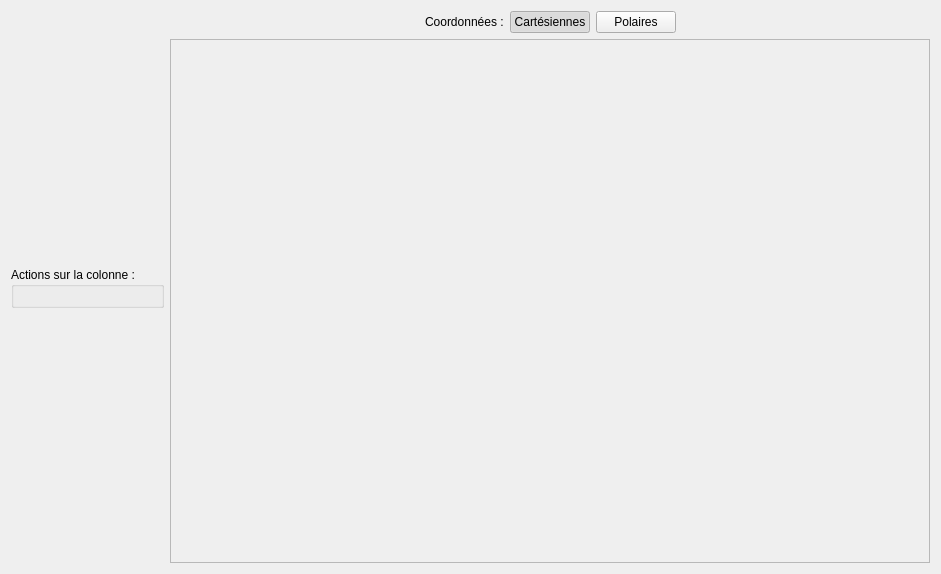
First picture: the form in datawindow.ui, repository AdelKS/ZeGrapher, before the edit.
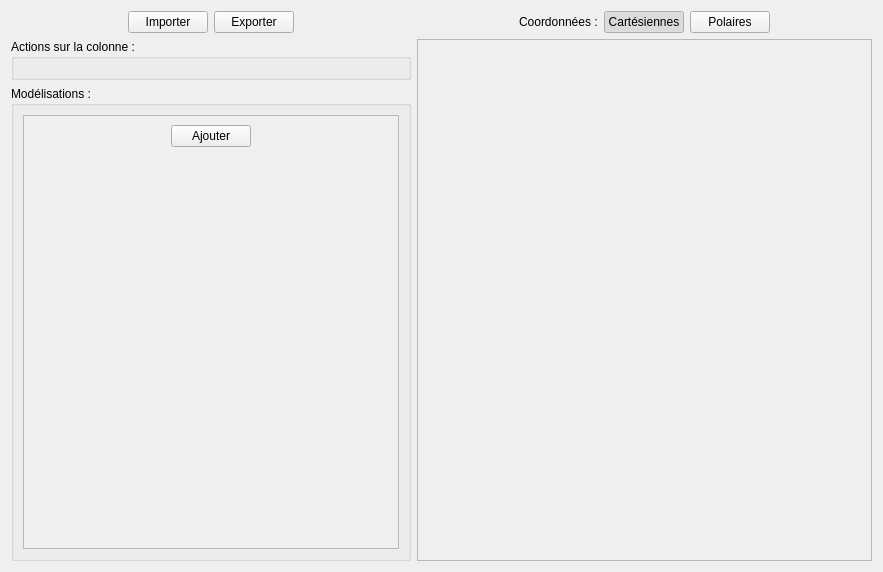
Second picture: the form after the edit. Icons and pictures are not drawn.

What changed in the file:
```diff
--- a/datawindow.ui
+++ b/datawindow.ui
@@ -6,8 +6,8 @@
    <rect>
     <x>0</x>
     <y>0</y>
-    <width>941</width>
-    <height>574</height>
+    <width>883</width>
+    <height>572</height>
    </rect>
   </property>
   <property name="windowTitle">
@@ -19,19 +19,60 @@
   </property>
   <layout class="QHBoxLayout" name="horizontalLayout">
    <item>
+    <widget class="QWidget" name="widget_3" native="true">
+     <property name="maximumSize">
+      <size>
+       <width>400</width>
+       <height>16777215</height>
+      </size>
+     </property>
     <layout class="QVBoxLayout" name="verticalLayout_4">
+      <property name="margin">
+       <number>0</number>
+      </property>
      <item>
-      <spacer name="verticalSpacer">
+       <layout class="QHBoxLayout" name="horizontalLayout_4">
+        <item>
+         <spacer name="horizontalSpacer_5">
        <property name="orientation">
-        <enum>Qt::Vertical</enum>
+           <enum>Qt::Horizontal</enum>
        </property>
        <property name="sizeHint" stdset="0">
         <size>
-         <width>20</width>
-         <height>40</height>
+            <width>40</width>
+            <height>20</height>
         </size>
        </property>
       </spacer>
+        </item>
+        <item>
+         <widget class="QPushButton" name="pushButton_2">
+          <property name="text">
+           <string>Importer</string>
+          </property>
+         </widget>
+        </item>
+        <item>
+         <widget class="QPushButton" name="pushButton_3">
+          <property name="text">
+           <string>Exporter</string>
+          </property>
+         </widget>
+        </item>
+        <item>
+         <spacer name="horizontalSpacer_6">
+          <property name="orientation">
+           <enum>Qt::Horizontal</enum>
+          </property>
+          <property name="sizeHint" stdset="0">
+           <size>
+            <width>40</width>
+            <height>20</height>
+           </size>
+          </property>
+         </spacer>
+        </item>
+       </layout>
      </item>
      <item>
       <widget class="QGroupBox" name="actionsGroupBox">
@@ -64,19 +105,114 @@
       </widget>
      </item>
      <item>
-      <spacer name="verticalSpacer_2">
+       <widget class="QGroupBox" name="groupBox">
+        <property name="minimumSize">
+         <size>
+          <width>0</width>
+          <height>200</height>
+         </size>
+        </property>
+        <property name="maximumSize">
+         <size>
+          <width>16777215</width>
+          <height>16777215</height>
+         </size>
+        </property>
+        <property name="title">
+         <string>Modélisations :</string>
+        </property>
+        <layout class="QVBoxLayout" name="verticalLayout_7">
+         <item>
+          <widget class="QScrollArea" name="scrollArea_2">
+           <property name="widgetResizable">
+            <bool>true</bool>
+           </property>
+           <widget class="QWidget" name="scrollAreaWidgetContents_2">
+            <property name="geometry">
+             <rect>
+              <x>0</x>
+              <y>0</y>
+              <width>372</width>
+              <height>433</height>
+             </rect>
+            </property>
+            <layout class="QVBoxLayout" name="verticalLayout_6">
+             <item>
+              <layout class="QVBoxLayout" name="verticalLayout_5"/>
+             </item>
+             <item>
+              <widget class="QWidget" name="widget_2" native="true">
+               <property name="maximumSize">
+                <size>
+                 <width>16777215</width>
+                 <height>30</height>
+                </size>
+               </property>
+               <layout class="QHBoxLayout" name="horizontalLayout_3">
+                <property name="spacing">
+                 <number>0</number>
+                </property>
+                <property name="margin">
+                 <number>0</number>
+                </property>
+                <item>
+                 <spacer name="horizontalSpacer">
+                  <property name="orientation">
+                   <enum>Qt::Horizontal</enum>
+                  </property>
+                  <property name="sizeHint" stdset="0">
+                   <size>
+                    <width>40</width>
+                    <height>20</height>
+                   </size>
+                  </property>
+                 </spacer>
+                </item>
+                <item>
+                 <widget class="QPushButton" name="pushButton">
+                  <property name="text">
+                   <string>Ajouter</string>
+                  </property>
+                 </widget>
+                </item>
+                <item>
+                 <spacer name="horizontalSpacer_2">
+                  <property name="orientation">
+                   <enum>Qt::Horizontal</enum>
+                  </property>
+                  <property name="sizeHint" stdset="0">
+                   <size>
+                    <width>131</width>
+                    <height>20</height>
+                   </size>
+                  </property>
+                 </spacer>
+                </item>
+               </layout>
+              </widget>
+             </item>
+             <item>
+              <spacer name="verticalSpacer_3">
        <property name="orientation">
         <enum>Qt::Vertical</enum>
        </property>
        <property name="sizeHint" stdset="0">
         <size>
          <width>20</width>
-         <height>40</height>
+                 <height>97</height>
         </size>
        </property>
       </spacer>
      </item>
     </layout>
+           </widget>
+          </widget>
+         </item>
+        </layout>
+       </widget>
+      </item>
+     </layout>
+    </widget>
    </item>
    <item>
     <layout class="QVBoxLayout" name="verticalLayout_3">
@@ -174,8 +310,8 @@
          <rect>
           <x>0</x>
           <y>0</y>
-          <width>751</width>
-          <height>528</height>
+          <width>455</width>
+          <height>511</height>
          </rect>
         </property>
         <layout class="QVBoxLayout" name="verticalLayout">
```
Lines whose indentation alone changed are shown as unchanged.
